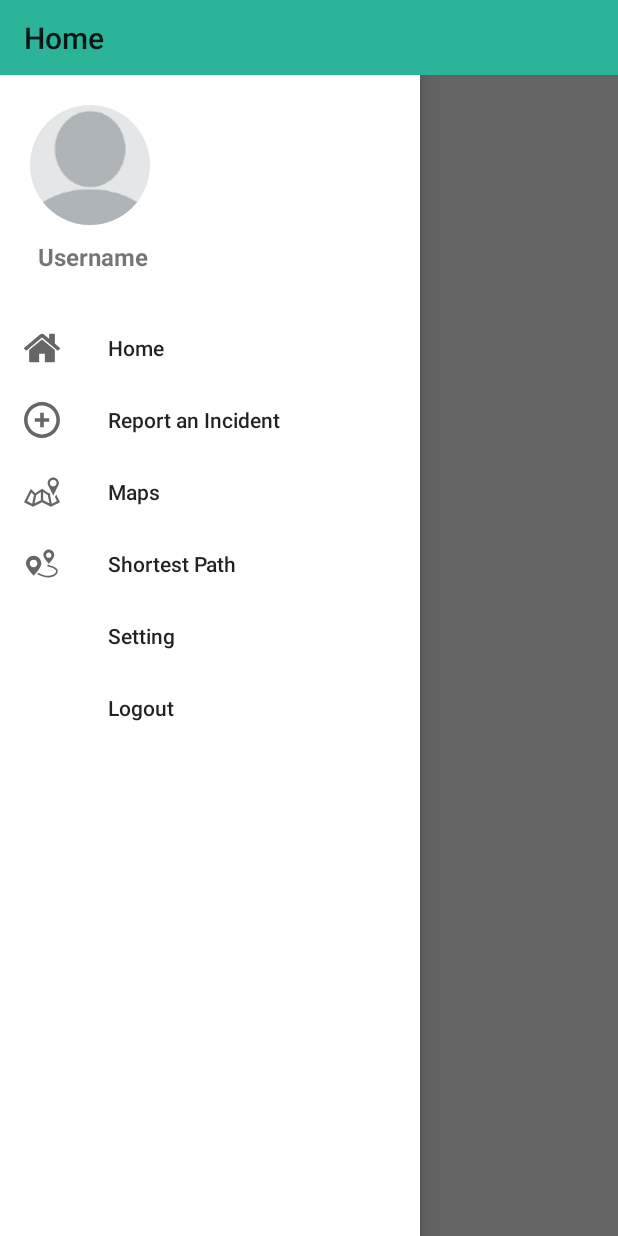
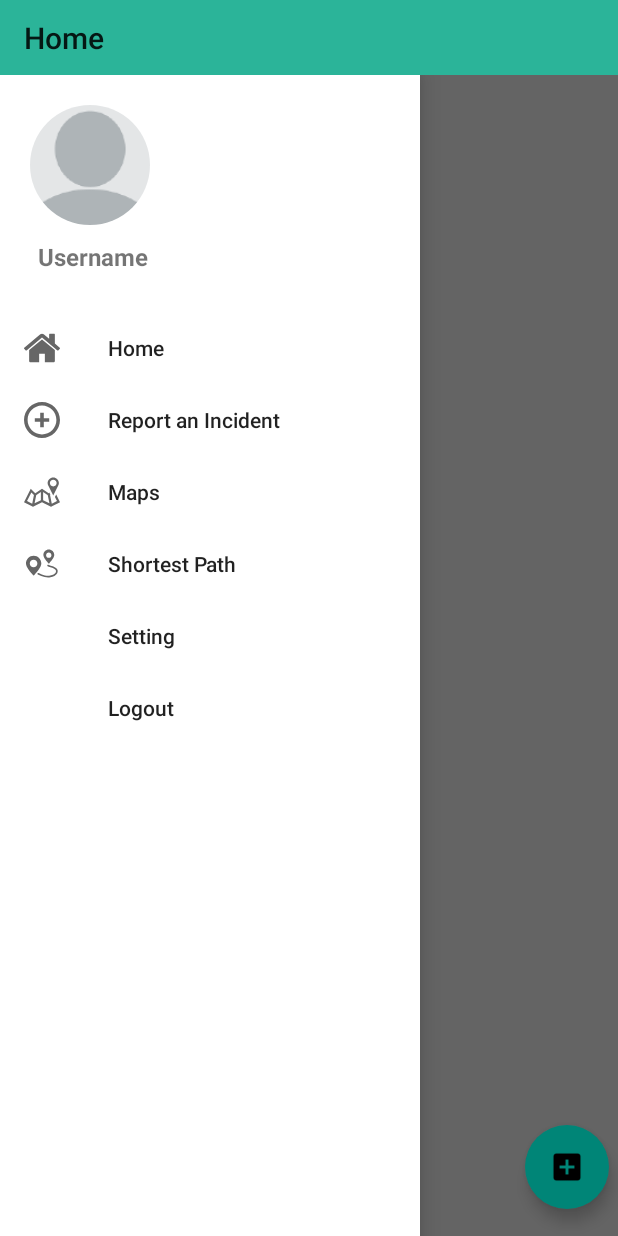
Before and after one commit to Ashenn1/IncidentsCrowdsourcingSystem-GP, an Android app: the TimelineActivity screen opened directly, with no data from a screen before it, with the side drawer open, on a phone screen of 412 x 824 dp. Run offline under Robolectric (Android 15) with nearby library versions, the phone set to English and light mode, and no system bars; our stand-ins replace CircleImageView, Volley; network calls fail.

Commit message:
added floating action button to timeline
floating action point will open add new report activity instead of opening it from header

```diff
--- a/app/src/main/res/layout/activity_timeline.xml
+++ b/app/src/main/res/layout/activity_timeline.xml
@@ -52,6 +52,20 @@
 
         </android.support.design.widget.NavigationView>
 
+    </android.support.v4.widget.DrawerLayout>
 
-    </android.support.v4.widget.DrawerLayout>
+    <android.support.design.widget.FloatingActionButton
+        android:id="@+id/fab"
+        android:layout_width="wrap_content"
+        android:layout_height="wrap_content"
+        android:layout_alignParentRight="true"
+        android:layout_alignParentBottom="true"
+        android:layout_marginRight="6dp"
+        android:layout_marginBottom="18dp"
+        android:src="@drawable/ic_add_box_black_36dp"
+        android:scaleType="center"
+        android:background="@color/white"
+        app:borderWidth="0dp"
+        app:fabSize="normal"
+        app:layout_Gravity="bottom|right|end" />
 </RelativeLayout>
```
Also changed, not shown: app/src/main/java/com/incidentscrowdsourcingsystem/TimelineActivity.java (+14 -2 lines), app/src/main/res/drawable/ic_add_box_black_36dp.png (added), app/src/main/res/drawable/ic_add_white_24dp.png (added), app/src/main/res/mipmap-hdpi/icslogo.png (added), app/src/main/res/mipmap-mdpi/icslogo.png (added), app/src/main/res/mipmap-xhdpi/icslogo.png (added), app/src/main/res/mipmap-xxhdpi/icslogo.png (added), app/src/main/res/mipmap-xxxhdpi/icslogo.png (added).
